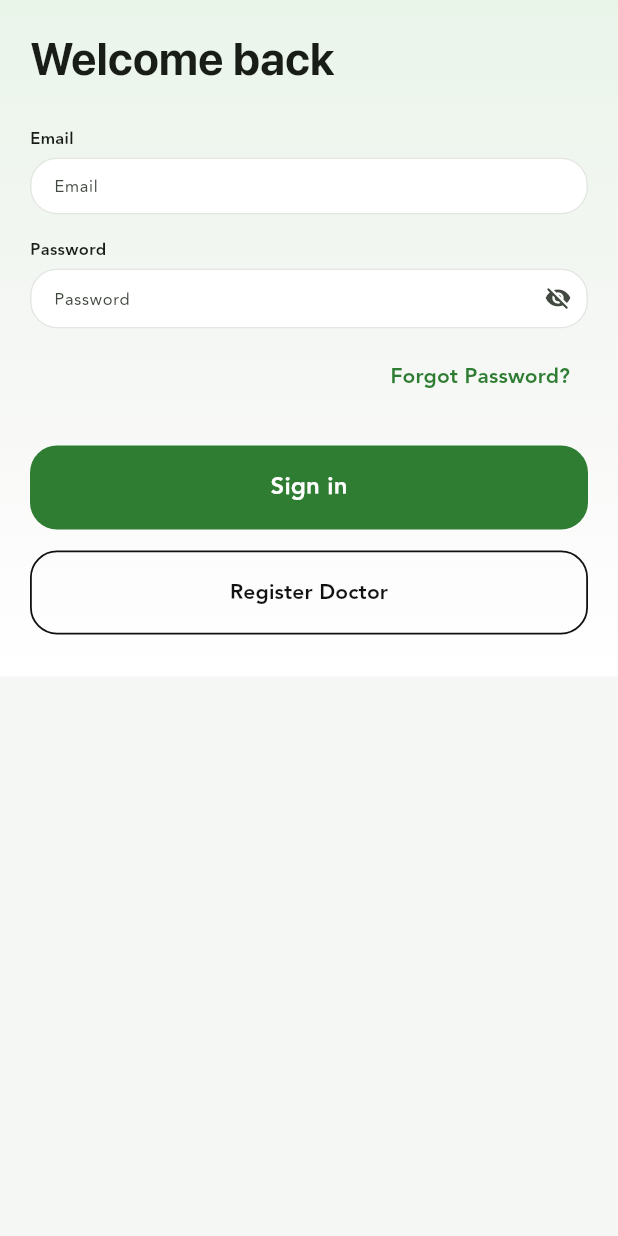
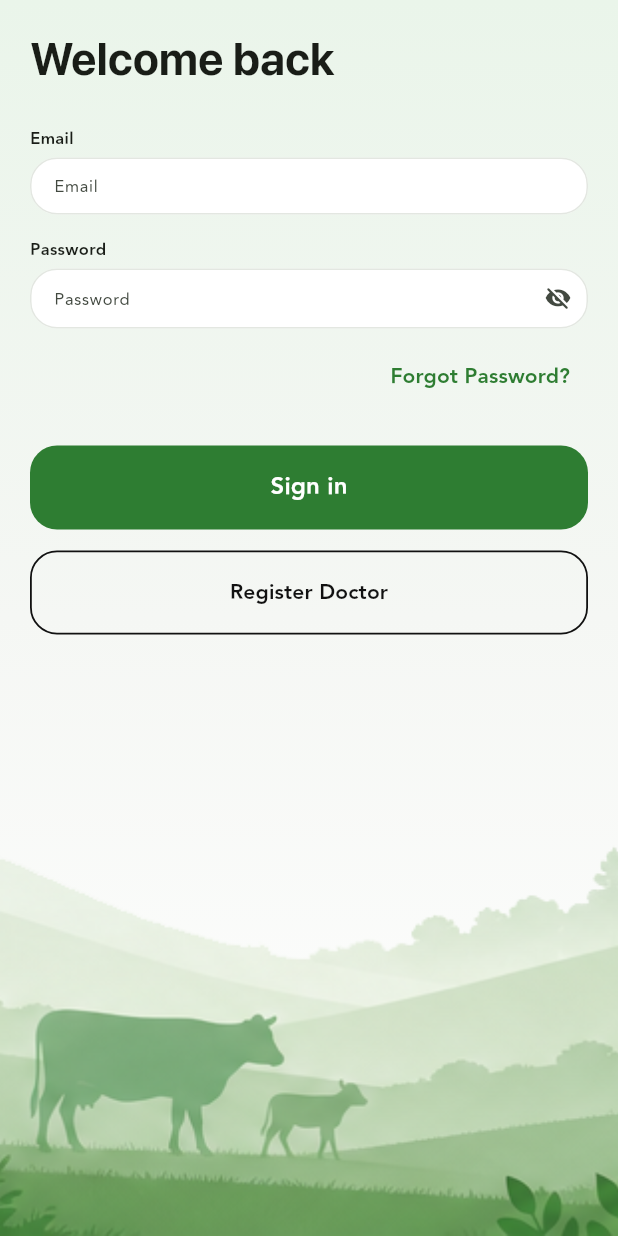
Before and after one commit to riteshlahabar/Corzin_Doctor_Repo, a Flutter app: the screen it shows after launch, on a phone screen of 412 x 824 dp. Run offline on Flutter 3.47's test engine with Material 3 defaults, Android fonts, the phone set to English and light mode, and no system bars; our stand-ins replace file_picker, firebase_auth, firebase_core, firebase_messaging, geolocator, get and 1 more; missing offline and left inert: play_install_referrer; accounts and stored records are empty.

Commit message:
changes for login image

```diff
--- a/lib/app/core/constants/api_constants.dart
+++ b/lib/app/core/constants/api_constants.dart
@@ -1,4 +1,4 @@
 class ApiConstants {
-  static const baseUrl = 'https://corzindm.turnkeyinfotech.live/api';
-  static const publicBaseUrl = 'https://corzindm.turnkeyinfotech.live';
+  static const baseUrl = 'https://admin.corzinindia.com/api';
+  static const publicBaseUrl = 'https://admin.corzinindia.com';
 }
--- a/lib/app/modules/auth/login/login_view.dart
+++ b/lib/app/modules/auth/login/login_view.dart
@@ -13,6 +13,9 @@ class LoginView extends GetView<LoginController> {
 
   @override
   Widget build(BuildContext context) {
+    final keyboardVisible = MediaQuery.of(context).viewInsets.bottom > 0;
+    final bottomImageHeight = MediaQuery.of(context).size.height * 0.34;
+
     return Scaffold(
       body: Container(
         decoration: const BoxDecoration(
@@ -23,8 +26,11 @@ class LoginView extends GetView<LoginController> {
           ),
         ),
         child: SafeArea(
+          child: Column(
+            children: [
+              Expanded(
                 child: SingleChildScrollView(
-            padding: const EdgeInsets.fromLTRB(20, 18, 20, 28),
+                  padding: const EdgeInsets.fromLTRB(20, 18, 20, 0),
                   child: Form(
                     key: controller.formKey,
                     child: Column(
@@ -128,6 +134,19 @@ class LoginView extends GetView<LoginController> {
                   ),
                 ),
               ),
+              if (!keyboardVisible)
+                SizedBox(
+                  width: double.infinity,
+                  height: bottomImageHeight.clamp(210.0, 320.0).toDouble(),
+                  child: Image.asset(
+                    'assets/images/login.png',
+                    fit: BoxFit.cover,
+                    gaplessPlayback: true,
+                  ),
+                ),
+            ],
+          ),
+        ),
       ),
     );
   }
```
Also changed, not shown: assets/images/login.png (added), 4 other files. Lines whose indentation alone changed are shown as unchanged.
